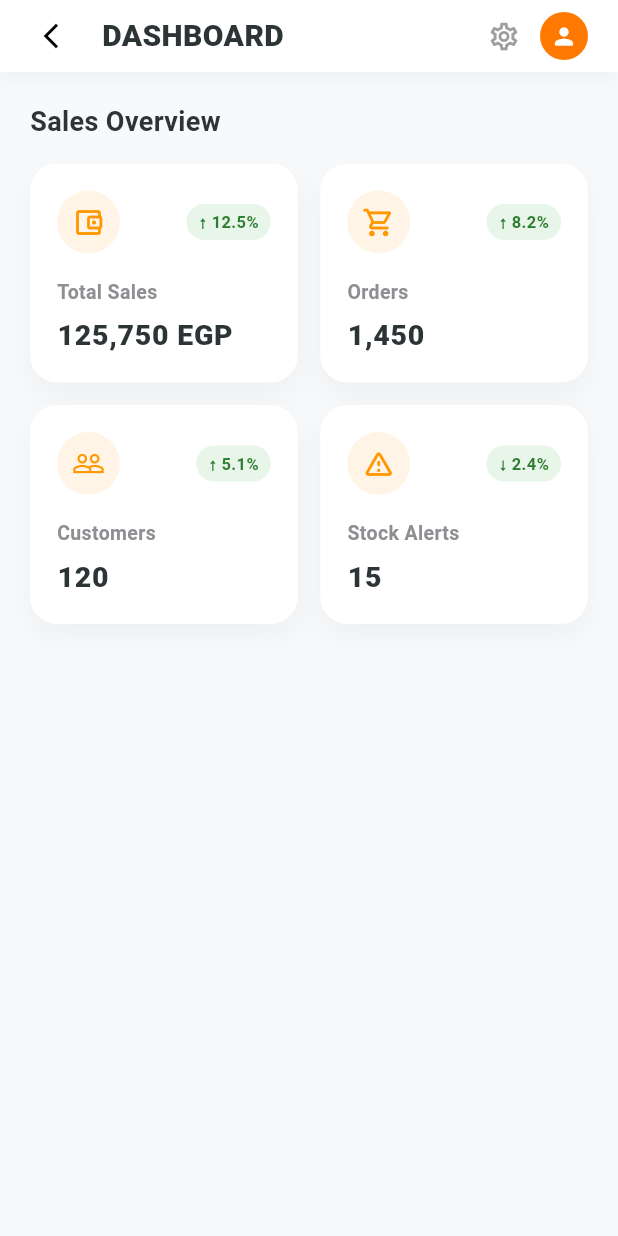
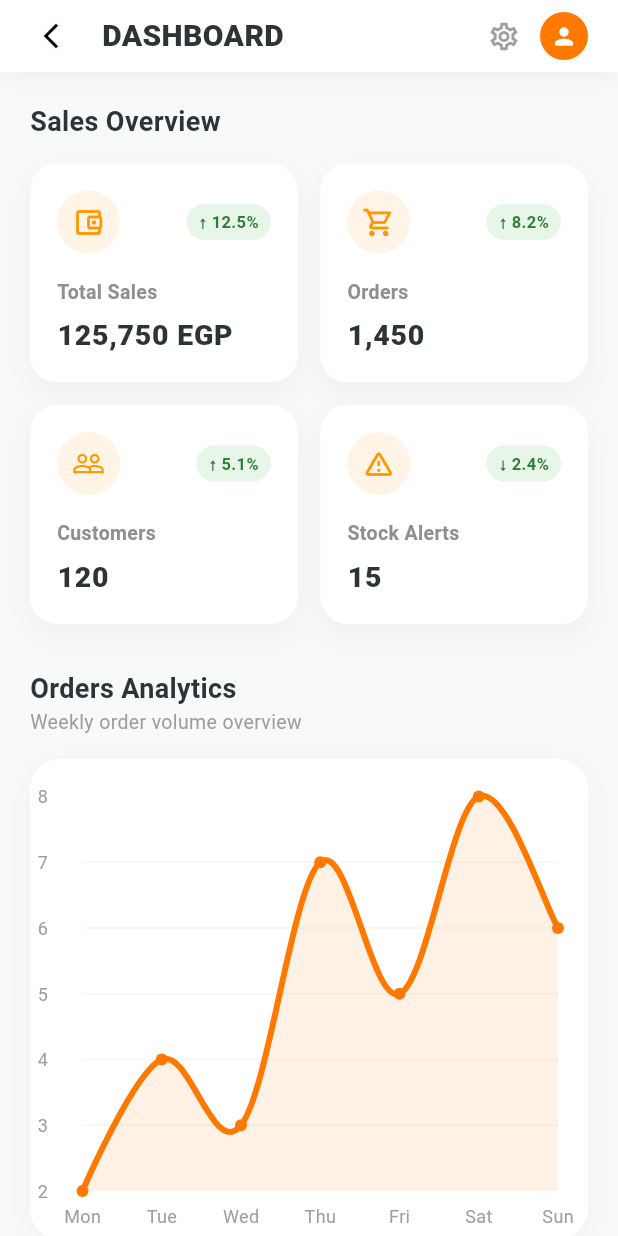
Before and after one commit to abdelwahab-emad/tawfeer_market, a Flutter app: the DashboardPage screen opened by its route, on a phone screen of 412 x 824 dp. Run offline on Flutter 3.47's test engine with Material 3 defaults, Android fonts, the phone set to English and light mode, and no system bars; drawn by our look-alikes of fl_chart; our stand-ins replace bloc, carousel_slider, cloud_firestore, firebase_auth, firebase_core, flutter_bloc and 1 more; accounts and stored records are empty.

Commit message:
feat(admin): implement interactive sales analytics chart using fl_chart

```diff
--- a/lib/constants.dart
+++ b/lib/constants.dart
@@ -1 +1,3 @@
-const kprimarycolor = 0xFFFF7900;
+const kprimarycolor = 0xFFFF7900
+
+;
--- a/lib/widgets/dashboardView.dart
+++ b/lib/widgets/dashboardView.dart
@@ -1,4 +1,5 @@
 import 'package:flutter/material.dart';
+import 'package:tawfeer_market/widgets/sales_analystics_chart.dart';
 import 'package:tawfeer_market/widgets/state_card.dart';
 
 class DashboardView extends StatelessWidget {
@@ -63,6 +64,27 @@ class DashboardView extends StatelessWidget {
               ),
             ],
           ),
+          const SizedBox(height: 30),
+          const Column(
+            crossAxisAlignment: CrossAxisAlignment.start,
+            children: [
+              Text(
+                "Orders Analytics",
+                style: TextStyle(
+                  fontSize: 18,
+                  fontWeight: FontWeight.bold,
+                  color: Color(0xFF2D3436),
+                ),
+              ),
+              Text(
+                "Weekly order volume overview",
+                style: TextStyle(fontSize: 13, color: Colors.grey),
+              ),
+            ],
+          ),
+          const SizedBox(height: 15),
+          const SalesAnalyticsChart(),
+          const SizedBox(height: 20),
         ],
       ),
     );
--- /dev/null
+++ b/lib/widgets/sales_analystics_chart.dart
@@ -0,0 +1,84 @@
+import 'package:fl_chart/fl_chart.dart';
+import 'package:flutter/material.dart';
+import 'package:tawfeer_market/constants.dart';
+
+class SalesAnalyticsChart extends StatelessWidget {
+  const SalesAnalyticsChart({super.key});
+
+  @override
+  Widget build(BuildContext context) {
+    return Container(
+      height: 320,
+      padding: const EdgeInsets.fromLTRB(5, 25, 20, 10),
+      decoration: BoxDecoration(
+        color: Colors.white,
+        borderRadius: BorderRadius.circular(20),
+        boxShadow: [
+          BoxShadow(color: Colors.black.withOpacity(0.03), blurRadius: 15, offset: const Offset(0, 5)),
+        ],
+      ),
+      child: LineChart(
+        LineChartData(
+          lineTouchData: LineTouchData(
+            touchTooltipData: LineTouchTooltipData(
+              getTooltipColor: (touchedSpot) => const Color(kprimarycolor),
+              getTooltipItems: (List<LineBarSpot> touchedSpots) {
+                return touchedSpots.map((spot) {
+                  return LineTooltipItem(
+                    '${spot.y.toInt()} Orders',
+                    const TextStyle(
+                      color: Colors.white,
+                      fontWeight: FontWeight.bold,
+                    ),
+                  );
+                }).toList();
+              },
+            ),
+          ),
+          gridData: FlGridData(
+            show: true,
+            drawVerticalLine: false,
+            getDrawingHorizontalLine: (value) => FlLine(color: Colors.grey.withOpacity(0.1), strokeWidth: 1),
+          ),
+          titlesData: FlTitlesData(
+            rightTitles: const AxisTitles(sideTitles: SideTitles(showTitles: false)),
+            topTitles: const AxisTitles(sideTitles: SideTitles(showTitles: false)),
+            leftTitles: AxisTitles(
+              sideTitles: SideTitles(
+                showTitles: true,
+                reservedSize: 30,
+                getTitlesWidget: (value, meta) => Text(value.toInt().toString(), style: const TextStyle(color: Colors.grey, fontSize: 12)),
+              ),
+            ),
+            bottomTitles: AxisTitles(
+              sideTitles: SideTitles(
+                showTitles: true,
+                interval: 1,
+                getTitlesWidget: (value, meta) {
+                  const days = ['Mon', 'Tue', 'Wed', 'Thu', 'Fri', 'Sat', 'Sun'];
+                  if (value >= 0 && value < days.length) {
+                    return Padding(
+                      padding: const EdgeInsets.only(top: 8.0),
+                      child: Text(days[value.toInt()], style: const TextStyle(color: Colors.grey, fontSize: 12)),
+                    );
+                  }
+                  return const Text('');
+                },
+              ),
+            ),
+          ),
+          borderData: FlBorderData(show: false),
+          lineBarsData: [
+            LineChartBarData(
+              spots: const [FlSpot(0, 2), FlSpot(1, 4), FlSpot(2, 3), FlSpot(3, 7), FlSpot(4, 5), FlSpot(5, 8), FlSpot(6, 6)],
+              isCurved: true,
+              color: const Color(kprimarycolor),
+              barWidth: 4,
+              belowBarData: BarAreaData(show: true, color: const Color(kprimarycolor).withOpacity(0.1)),
+            ),
+          ],
+        ),
+      ),
+    );
+  }
+}
--- a/pubspec.yaml
+++ b/pubspec.yaml
@@ -22,6 +22,7 @@ dependencies:
   carousel_slider: ^5.1.2
   cloud_firestore: ^6.2.0
   shared_preferences: ^2.5.5
+  fl_chart: ^1.2.0
 
 dev_dependencies:
   flutter_test:
```
Also changed, not shown: pubspec.lock.
